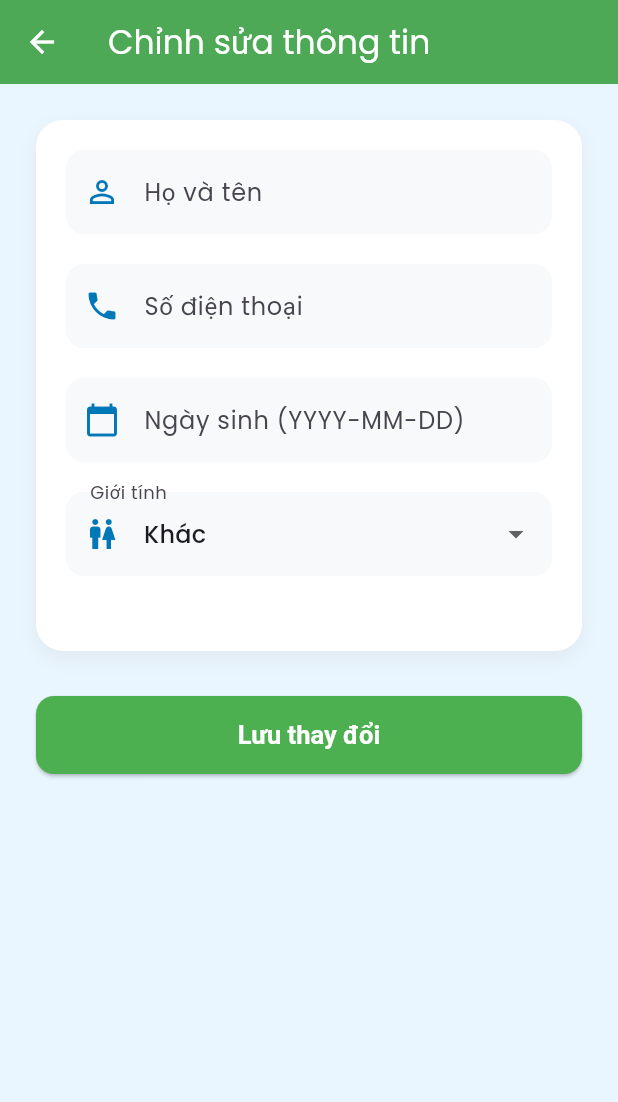
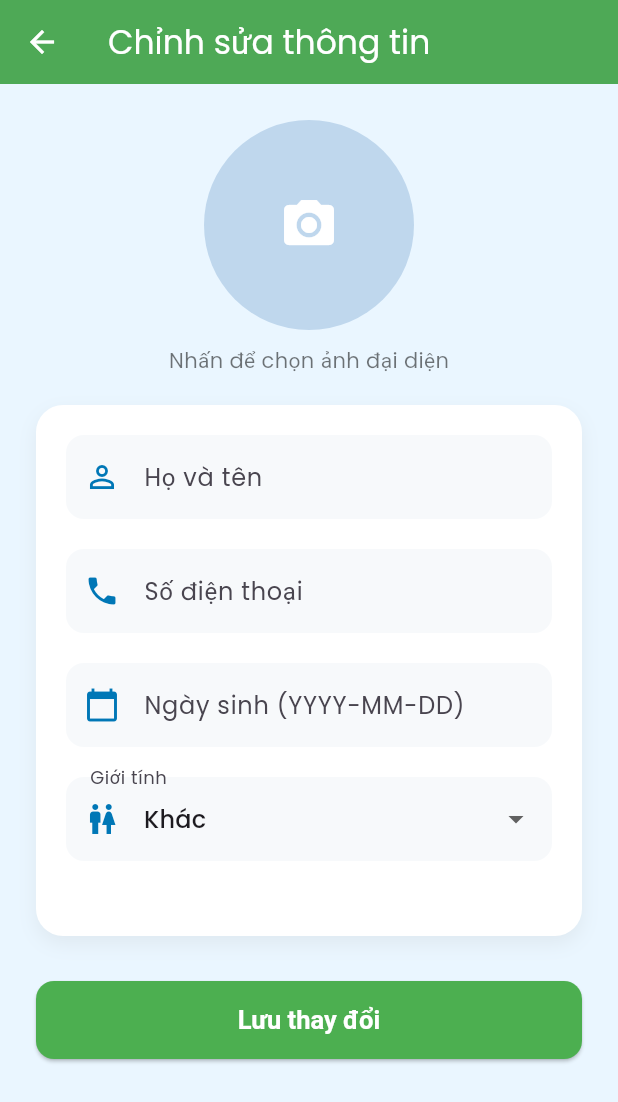
Before and after one commit to nhittt29/busticket-app, a Flutter app: the EditProfileScreen screen opened by its route, on a phone screen of 412 x 824 dp. Shown: the top 1102 px of the screen. Run offline on Flutter 3.47's test engine with Material 3 defaults, Android fonts, the phone set to English and light mode, and no system bars; our stand-ins replace equatable, firebase_core, flutter_bloc, flutter_cache_manager, google_fonts, image_picker and 2 more; accounts and stored records are empty.

Commit message:
feat(profile): implement avatar update and selection in EditProfileScreen

```diff
--- a/frontend/lib/bloc/auth/auth_event.dart
+++ b/frontend/lib/bloc/auth/auth_event.dart
@@ -23,8 +23,8 @@ class RegisterEvent extends AuthEvent {
   final String name;
   final String phone;
   final String? avatarPath;
-  final DateTime? dob; // Thêm trường dob
-  final String? gender; // Thêm trường gender
+  final DateTime? dob;
+  final String? gender;
 
   const RegisterEvent(
     this.email,
@@ -68,14 +68,16 @@ class UpdateUserEvent extends AuthEvent {
   final String? phone;
   final DateTime? dob;
   final String? gender;
+  final String? avatarPath; // Thêm trường avatarPath
 
   const UpdateUserEvent({
     required this.name,
     this.phone,
     this.dob,
     this.gender,
+    this.avatarPath,
   });
 
   @override
-  List<Object?> get props => [name, phone, dob, gender];
+  List<Object?> get props => [name, phone, dob, gender, avatarPath];
 }
--- a/frontend/lib/screens/edit_profile_screen.dart
+++ b/frontend/lib/screens/edit_profile_screen.dart
@@ -1,5 +1,7 @@
 import 'package:flutter/material.dart';
 import 'package:flutter_bloc/flutter_bloc.dart';
+import 'package:image_picker/image_picker.dart';
+import 'dart:io';
 import '../bloc/auth/auth_bloc.dart';
 import '../bloc/auth/auth_event.dart';
 
@@ -17,6 +19,8 @@ class _EditProfileScreenState extends State<EditProfileScreen> {
   late TextEditingController phoneController;
   late TextEditingController dobController;
   late TextEditingController genderController;
+  File? _newAvatarFile; // Lưu ảnh mới được chọn
+  final ImagePicker _picker = ImagePicker();
 
   // Mapping giữa hiển thị (tiếng Việt) và giá trị backend (MALE, FEMALE, OTHER)
   final Map<String, String> genderMap = {
@@ -38,12 +42,13 @@ class _EditProfileScreenState extends State<EditProfileScreen> {
               : user['dob'].toString())
           : '',
     );
-    // Chuyển giá trị gender từ backend sang hiển thị tiếng Việt
     final backendGender = user['gender'] ?? 'OTHER';
     genderController = TextEditingController(
       text: genderMap.entries
-          .firstWhere((entry) => entry.value == backendGender,
-              orElse: () => const MapEntry('Khác', 'OTHER'))
+          .firstWhere(
+            (entry) => entry.value == backendGender,
+            orElse: () => const MapEntry('Khác', 'OTHER'),
+          )
           .key,
     );
   }
@@ -57,21 +62,66 @@ class _EditProfileScreenState extends State<EditProfileScreen> {
     super.dispose();
   }
 
+  Future<void> _pickAvatar() async {
+    try {
+      final pickedFile = await _picker.pickImage(source: ImageSource.gallery);
+      if (pickedFile != null) {
+        setState(() => _newAvatarFile = File(pickedFile.path));
+      } else {
+        // Thông báo nếu không chọn được ảnh
+        ScaffoldMessenger.of(context).showSnackBar(
+          const SnackBar(content: Text('Không chọn được ảnh, vui lòng thử lại.')),
+        );
+      }
+    } catch (e) {
+      ScaffoldMessenger.of(context).showSnackBar(
+        SnackBar(content: Text('Lỗi khi chọn ảnh: $e')),
+      );
+    }
+  }
+
   @override
   Widget build(BuildContext context) {
     return Scaffold(
-      backgroundColor: const Color(0xFFEAF6FF), // ✅ BACKGROUND XÁC NHẬN
+      backgroundColor: const Color(0xFFEAF6FF),
       appBar: AppBar(
         title: const Text('Chỉnh sửa thông tin'),
-        backgroundColor: const Color(0xFF4CAF50), // ✅ HEADER XANH LÁ PHÙ HỢP
+        backgroundColor: const Color(0xFF4CAF50),
         elevation: 2,
-        foregroundColor: Colors.white, // Text màu trắng
+        foregroundColor: Colors.white,
       ),
       body: SingleChildScrollView(
         padding: const EdgeInsets.all(24),
         child: Column(
           crossAxisAlignment: CrossAxisAlignment.start,
           children: [
+            // Avatar Section
+            Center(
+              child: GestureDetector(
+                onTap: _pickAvatar,
+                child: CircleAvatar(
+                  radius: 70,
+                  backgroundColor: const Color(0xFFBFD7ED),
+                  backgroundImage: _newAvatarFile != null
+                      ? FileImage(_newAvatarFile!) // Ưu tiên ảnh mới
+                      : widget.user?['avatar'] != null
+                          ? NetworkImage(widget.user!['avatar'].toString()) // Hiển thị avatar hiện tại
+                          : null,
+                  child: _newAvatarFile == null && (widget.user?['avatar'] == null)
+                      ? const Icon(Icons.camera_alt, size: 40, color: Colors.white)
+                      : null,
+                ),
+              ),
+            ),
+            const SizedBox(height: 10),
+            Center(
+              child: const Text(
+                'Nhấn để chọn ảnh đại diện',
+                style: TextStyle(color: Colors.black54, fontSize: 14),
+              ),
+            ),
+            const SizedBox(height: 20),
+
             // Form Container
             Container(
               padding: const EdgeInsets.all(20),
@@ -83,7 +133,7 @@ class _EditProfileScreenState extends State<EditProfileScreen> {
                     color: Colors.grey.withOpacity(0.15),
                     blurRadius: 10,
                     offset: const Offset(0, 5),
-                  )
+                  ),
                 ],
               ),
               child: Column(
@@ -142,7 +192,9 @@ class _EditProfileScreenState extends State<EditProfileScreen> {
 
                   // Gender Dropdown
                   DropdownButtonFormField<String>(
-                    value: genderController.text,
+                    value: genderController.text.isNotEmpty
+                        ? genderController.text
+                        : 'Khác',
                     decoration: InputDecoration(
                       labelText: 'Giới tính',
                       prefixIcon: const Icon(Icons.wc, color: Color(0xFF0077B6)),
@@ -170,11 +222,11 @@ class _EditProfileScreenState extends State<EditProfileScreen> {
                   const SizedBox(height: 30),
                 ],
               ),
-            ),
+           ),
 
             const SizedBox(height: 30),
 
-            // Save Button - ĐỔI MÀU XANH LÁ PHÙ HỢP
+            // Save Button
             SizedBox(
               width: double.infinity,
               child: ElevatedButton(
@@ -186,7 +238,7 @@ class _EditProfileScreenState extends State<EditProfileScreen> {
                   } catch (e) {
                     dob = null;
                   }
-                  // Chuyển giá trị hiển thị tiếng Việt sang giá trị backend
+
                   final backendGender = genderMap[genderController.text] ?? 'OTHER';
 
                   authBloc.add(UpdateUserEvent(
@@ -194,12 +246,13 @@ class _EditProfileScreenState extends State<EditProfileScreen> {
                     phone: phoneController.text.isEmpty ? null : phoneController.text,
                     dob: dob,
                     gender: backendGender,
+                    avatarPath: _newAvatarFile?.path,
                   ));
 
                   Navigator.pop(context);
                 },
                 style: ElevatedButton.styleFrom(
-                  backgroundColor: const Color(0xFF4CAF50), // ✅ BUTTON XANH LÁ
+                  backgroundColor: const Color(0xFF4CAF50),
                   padding: const EdgeInsets.symmetric(vertical: 16),
                   shape: RoundedRectangleBorder(
                     borderRadius: BorderRadius.circular(12),
```
Also changed, not shown: frontend/lib/bloc/auth/auth_bloc.dart (+44 -45 lines).
